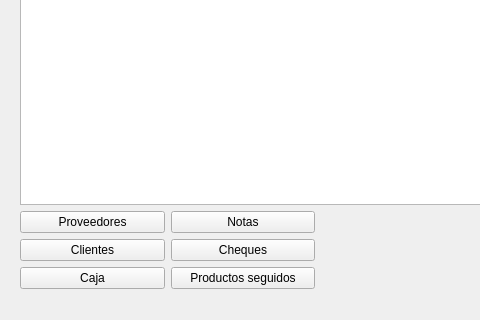
Qt form infomesasmain.ui (waltermas-gitter/infomesas-gui) before a commit; both pictures show x 0 to 480 and y 479 to 799 of the 1173 by 799 pixel window.
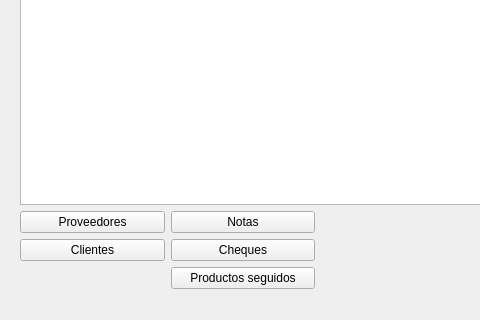
The same form after that commit. Icons and pictures are not drawn.

The edit to the form file:
```diff
--- a/infomesasmain.ui
+++ b/infomesasmain.ui
@@ -280,13 +280,6 @@
         </property>
        </widget>
       </item>
-      <item row="2" column="0">
-       <widget class="QPushButton" name="cajaPushButton">
-        <property name="text">
-         <string>Caja</string>
-        </property>
-       </widget>
-      </item>
      </layout>
     </item>
     <item row="2" column="3">
```
Left out of the diff: 3 changed lines with no effect on the pictures.
